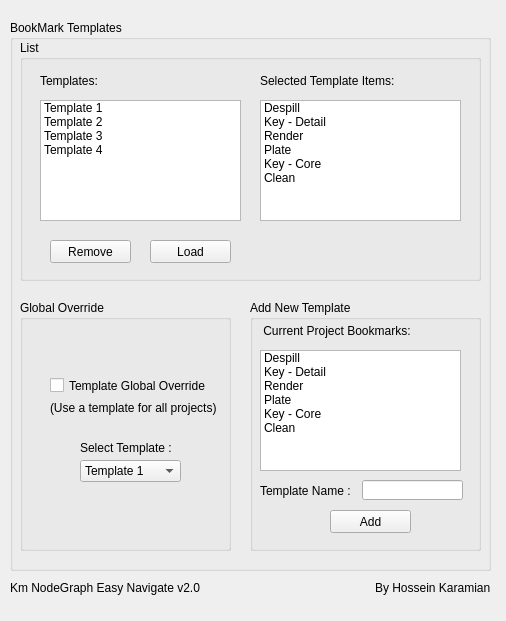
Above: Dev-Files/panel_v02 - Templates.ui from hkaramian/Km-NodeGraph-Easy-Navigate before the change. Below: the same form after it.
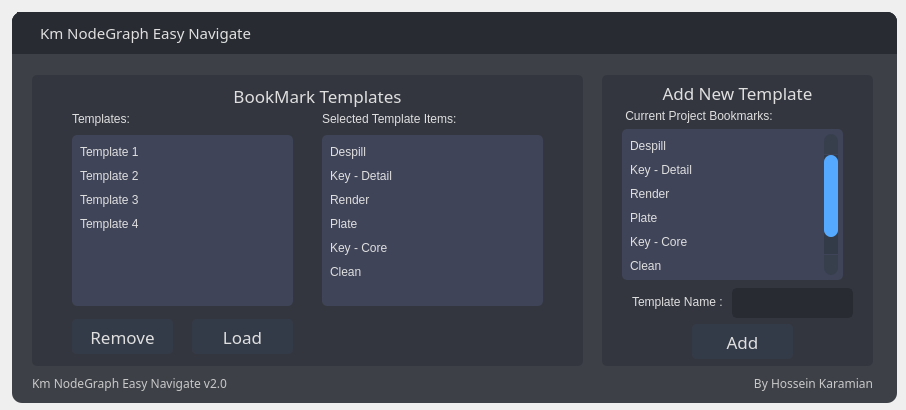
That is the form after the change. Icons and pictures are not drawn.

Patch:
```diff
--- a/Dev-Files/panel_v02 - Templates.ui
+++ b/Dev-Files/panel_v02 - Templates.ui
@@ -6,99 +6,589 @@
    <rect>
     <x>0</x>
     <y>0</y>
-    <width>506</width>
-    <height>621</height>
+    <width>906</width>
+    <height>410</height>
    </rect>
   </property>
   <property name="windowTitle">
    <string>Km NodeGraph Easy Navigate : BookMarks Templates</string>
   </property>
+  <property name="styleSheet">
+   <string notr="true">color: rgb(223, 223, 223);</string>
+  </property>
   <widget class="QWidget" name="centralwidget">
-   <widget class="QGroupBox" name="groupBox_5">
+   <widget class="QFrame" name="frame">
     <property name="geometry">
      <rect>
-      <x>10</x>
-      <y>20</y>
-      <width>481</width>
-      <height>551</height>
+      <x>12</x>
+      <y>12</y>
+      <width>885</width>
+      <height>391</height>
      </rect>
     </property>
-    <property name="title">
-     <string>BookMark Templates</string>
+    <property name="styleSheet">
+     <string notr="true">QFrame {
+	background-color: rgb(61, 64, 71);
+	border-radius : 10px;
+}
+
+/* LINE EDIT */
+QLineEdit {
+	background-color: rgb(40, 43, 50);
+	border-radius: 5px;
+	border: 2px solid rgb(40, 43, 50);
+}
+QLineEdit:hover {
+	border: 2px solid rgb(64, 71, 88);
+}
+QLineEdit:focus {
+	border: 2px solid rgb(91, 101, 124);
+}
+
+/* SCROLL BARS */
+QScrollBar:horizontal {
+    border: none;
+    background: rgb(52, 59, 72);
+    height: 14px;
+    margin: 0px 21px 0 21px;
+	border-radius: 0px;
+}
+QScrollBar::handle:horizontal {
+    background: rgb(85, 170, 255);
+    min-width: 25px;
+	border-radius: 7px
+}
+QScrollBar::add-line:horizontal {
+    border: none;
+    background: rgb(55, 63, 77);
+    width: 20px;
+	border-top-right-radius: 7px;
+    border-bottom-right-radius: 7px;
+    subcontrol-position: right;
+    subcontrol-origin: margin;
+}
+QScrollBar::sub-line:horizontal {
+    border: none;
+    background: rgb(55, 63, 77);
+    width: 20px;
+	border-top-left-radius: 7px;
+    border-bottom-left-radius: 7px;
+    subcontrol-position: left;
+    subcontrol-origin: margin;
+}
+QScrollBar::up-arrow:horizontal, QScrollBar::down-arrow:horizontal
+{
+     background: none;
+}
+QScrollBar::add-page:horizontal, QScrollBar::sub-page:horizontal
+{
+     background: none;
+}
+ QScrollBar:vertical {
+	border: none;
+    background: rgb(52, 59, 72);
+    width: 14px;
+    margin: 21px 0 21px 0;
+	border-radius: 0px;
+ }
+ QScrollBar::handle:vertical {	
+	background: rgb(85, 170, 255);
+    min-height: 25px;
+	border-radius: 7px
+ }
+ QScrollBar::add-line:vertical {
+     border: none;
+    background: rgb(55, 63, 77);
+     height: 20px;
+	border-bottom-left-radius: 7px;
+    border-bottom-right-radius: 7px;
+     subcontrol-position: bottom;
+     subcontrol-origin: margin;
+ }
+ QScrollBar::sub-line:vertical {
+	border: none;
+    background: rgb(55, 63, 77);
+     height: 20px;
+	border-top-left-radius: 7px;
+    border-top-right-radius: 7px;
+     subcontrol-position: top;
+     subcontrol-origin: margin;
+ }
+ QScrollBar::up-arrow:vertical, QScrollBar::down-arrow:vertical {
+     background: none;
+ }
+
+ QScrollBar::add-page:vertical, QScrollBar::sub-page:vertical {
+     background: none;
+ }
+
+/* CHECKBOX */
+QCheckBox::indicator {
+    border: 3px solid rgb(52, 59, 72);
+	width: 15px;
+	height: 15px;
+	border-radius: 10px;
+    background: rgb(44, 49, 60);
+}
+QCheckBox::indicator:hover {
+    border: 3px solid rgb(58, 66, 81);
+}
+QCheckBox::indicator:checked {
+    background: 3px solid rgb(52, 59, 72);
+	border: 3px solid rgb(52, 59, 72);	
+	background-image: url(../Km_NodeGraphEN/icons/cil-check-alt.png);
+}
+
+/* RADIO BUTTON */
+QRadioButton::indicator {
+    border: 3px solid rgb(52, 59, 72);
+	width: 15px;
+	height: 15px;
+	border-radius: 10px;
+    background: rgb(44, 49, 60);
+}
+QRadioButton::indicator:hover {
+    border: 3px solid rgb(58, 66, 81);
+}
+QRadioButton::indicator:checked {
+    background: 3px solid rgb(94, 106, 130);
+	border: 3px solid rgb(52, 59, 72);	
+}
+
+/* SLIDERS */
+QSlider::groove:horizontal {
+    border-radius: 9px;
+    height: 18px;
+	margin: 0px;
+	background-color: rgb(52, 59, 72);
+}
+QSlider::groove:horizontal:hover {
+	background-color: rgb(55, 62, 76);
+}
+QSlider::handle:horizontal {
+    background-color: rgb(255, 212, 95);
+    border: none;
+    height: 18px;
+    width: 18px;
+    margin: 0px;
+	border-radius: 9px;
+}
+QSlider::handle:horizontal:hover {
+    background-color: rgb(255, 222, 110);
+}
+QSlider::handle:horizontal:pressed {
+    background-color: rgb(255, 212, 95);
+}
+
+QSlider::groove:vertical {
+    border-radius: 9px;
+    width: 18px;
+    margin: 0px;
+	background-color: rgb(52, 59, 72);
+}
+QSlider::groove:vertical:hover {
+	background-color: rgb(55, 62, 76);
+}
+QSlider::handle:vertical {
+    background-color: rgb(85, 170, 255);
+	border: none;
+    height: 18px;
+    width: 18px;
+    margin: 0px;
+	border-radius: 9px;
+}
+QSlider::handle:vertical:hover {
+    background-color: rgb(105, 180, 255);
+}
+QSlider::handle:vertical:pressed {
+    background-color: rgb(65, 130, 195);
+}
+
+</string>
     </property>
-    <widget class="QGroupBox" name="groupBox_6">
+    <property name="frameShape">
+     <enum>QFrame::StyledPanel</enum>
+    </property>
+    <property name="frameShadow">
+     <enum>QFrame::Raised</enum>
+    </property>
+    <widget class="QFrame" name="frame_top_btns">
      <property name="geometry">
       <rect>
-       <x>10</x>
-       <y>20</y>
-       <width>461</width>
-       <height>241</height>
+       <x>0</x>
+       <y>0</y>
+       <width>885</width>
+       <height>42</height>
       </rect>
      </property>
-     <property name="title">
-      <string>List</string>
+     <property name="maximumSize">
+      <size>
+       <width>16777215</width>
+       <height>42</height>
+      </size>
      </property>
-     <widget class="QPushButton" name="pushButton_load">
-      <property name="geometry">
-       <rect>
-        <x>130</x>
-        <y>200</y>
-        <width>81</width>
-        <height>23</height>
-       </rect>
+     <property name="styleSheet">
+      <string notr="true">background-color: rgb(40, 43, 50);
+border-bottom-left-radius: 1px;
+border-bottom-right-radius: 1px;</string>
+     </property>
+     <property name="frameShape">
+      <enum>QFrame::NoFrame</enum>
+     </property>
+     <property name="frameShadow">
+      <enum>QFrame::Raised</enum>
+     </property>
+     <layout class="QHBoxLayout" name="horizontalLayout_4">
+      <property name="spacing">
+       <number>0</number>
       </property>
-      <property name="text">
-       <string>Load</string>
+      <property name="leftMargin">
+       <number>0</number>
       </property>
-     </widget>
+      <property name="topMargin">
+       <number>0</number>
+      </property>
+      <property name="rightMargin">
+       <number>0</number>
+      </property>
+      <property name="bottomMargin">
+       <number>0</number>
+      </property>
+      <item>
+       <widget class="QFrame" name="frame_label_top_btns">
+        <property name="sizePolicy">
+         <sizepolicy hsizetype="Expanding" vsizetype="Preferred">
+          <horstretch>0</horstretch>
+          <verstretch>0</verstretch>
+         </sizepolicy>
+        </property>
+        <property name="frameShape">
+         <enum>QFrame::NoFrame</enum>
+        </property>
+        <property name="frameShadow">
+         <enum>QFrame::Raised</enum>
+        </property>
+        <layout class="QHBoxLayout" name="horizontalLayout_10">
+         <property name="spacing">
+          <number>0</number>
+         </property>
+         <property name="leftMargin">
+          <number>5</number>
+         </property>
+         <property name="topMargin">
+          <number>0</number>
+         </property>
+         <property name="rightMargin">
+          <number>10</number>
+         </property>
+         <property name="bottomMargin">
+          <number>0</number>
+         </property>
+         <item>
+          <widget class="QLabel" name="label_16">
+           <property name="maximumSize">
+            <size>
+             <width>3</width>
+             <height>16777215</height>
+            </size>
+           </property>
+           <property name="text">
+            <string/>
+           </property>
+          </widget>
+         </item>
+         <item>
+          <widget class="QLabel" name="label_10">
+           <property name="minimumSize">
+            <size>
+             <width>20</width>
+             <height>0</height>
+            </size>
+           </property>
+           <property name="maximumSize">
+            <size>
+             <width>20</width>
+             <height>20</height>
+            </size>
+           </property>
+           <property name="text">
+            <string/>
+           </property>
+           <property name="pixmap">
+            <pixmap>../Km_NodeGraphEN/icons/cil-star.png</pixmap>
+           </property>
+           <property name="scaledContents">
+            <bool>true</bool>
+           </property>
+           <property name="alignment">
+            <set>Qt::AlignCenter</set>
+           </property>
+           <property name="margin">
+            <number>0</number>
+           </property>
+          </widget>
+         </item>
+         <item>
+          <widget class="QLabel" name="label_title_bar_top">
+           <property name="font">
+            <font>
+             <family>Segoe UI Semibold</family>
+             <pointsize>11</pointsize>
+             <weight>50</weight>
+             <bold>false</bold>
+            </font>
+           </property>
+           <property name="styleSheet">
+            <string notr="true">background: transparent;
+</string>
+           </property>
+           <property name="text">
+            <string>Km NodeGraph Easy Navigate</string>
+           </property>
+           <property name="margin">
+            <number>5</number>
+           </property>
+          </widget>
+         </item>
+        </layout>
+       </widget>
+      </item>
+      <item alignment="Qt::AlignRight">
+       <widget class="QFrame" name="frame_btns_right">
+        <property name="sizePolicy">
+         <sizepolicy hsizetype="Expanding" vsizetype="Preferred">
+          <horstretch>0</horstretch>
+          <verstretch>0</verstretch>
+         </sizepolicy>
+        </property>
+        <property name="maximumSize">
+         <size>
+          <width>120</width>
+          <height>16777215</height>
+         </size>
+        </property>
+        <property name="frameShape">
+         <enum>QFrame::NoFrame</enum>
+        </property>
+        <property name="frameShadow">
+         <enum>QFrame::Raised</enum>
+        </property>
+        <layout class="QHBoxLayout" name="horizontalLayout_5">
+         <property name="spacing">
+          <number>0</number>
+         </property>
+         <property name="leftMargin">
+          <number>0</number>
+         </property>
+         <property name="topMargin">
+          <number>0</number>
+         </property>
+         <property name="rightMargin">
+          <number>0</number>
+         </property>
+         <property name="bottomMargin">
+          <number>0</number>
+         </property>
+         <item>
+          <widget class="QPushButton" name="pushButton_minimize">
+           <property name="sizePolicy">
+            <sizepolicy hsizetype="Minimum" vsizetype="Expanding">
+             <horstretch>0</horstretch>
+             <verstretch>0</verstretch>
+            </sizepolicy>
+           </property>
+           <property name="minimumSize">
+            <size>
+             <width>40</width>
+             <height>0</height>
+            </size>
+           </property>
+           <property name="maximumSize">
+            <size>
+             <width>40</width>
+             <height>16777215</height>
+            </size>
+           </property>
+           <property name="toolTip">
+            <string>Minimize</string>
+           </property>
+           <property name="styleSheet">
+            <string notr="true">QPushButton {	
+	border: none;
+	background-color: transparent;
+}
+QPushButton:hover {
+	background-color: rgb(50, 55, 65);
+	border-radius : 0px;
+}
+QPushButton:pressed {	
+	background-color: rgb(40, 50, 62);
+}</string>
+           </property>
+           <property name="text">
+            <string/>
+           </property>
+           <property name="icon">
+            <iconset>
+             <normaloff>../Km_NodeGraphEN/icons/cil-window-minimize.png</normaloff>../Km_NodeGraphEN/icons/cil-window-minimize.png</iconset>
+           </property>
+          </widget>
+         </item>
+         <item>
+          <widget class="QPushButton" name="pushButton_close">
+           <property name="sizePolicy">
+            <sizepolicy hsizetype="Minimum" vsizetype="Expanding">
+             <horstretch>0</horstretch>
+             <verstretch>0</verstretch>
+            </sizepolicy>
+           </property>
+           <property name="minimumSize">
+            <size>
+             <width>40</width>
+             <height>0</height>
+            </size>
+           </property>
+           <property name="maximumSize">
+            <size>
+             <width>40</width>
+             <height>16777215</height>
+            </size>
+           </property>
+           <property name="toolTip">
+            <string>Close</string>
+           </property>
+           <property name="styleSheet">
+            <string notr="true">QPushButton {	
+	border: none;
+	background-color: transparent;
+}
+QPushButton:hover {
+	background-color: rgb(50, 55, 65);
+	border-top-right-radius: 10px;
+	border-top-left-radius: 0px;
+	border-bottom-left-radius: 0px;
+	border-bottom-right-radius: 0px;
+}
+QPushButton:pressed {	
+	background-color: rgb(40, 50, 62);
+}</string>
+           </property>
+           <property name="text">
+            <string/>
+           </property>
+           <property name="icon">
+            <iconset>
+             <normaloff>../Km_NodeGraphEN/icons/cil-x.png</normaloff>../Km_NodeGraphEN/icons/cil-x.png</iconset>
+           </property>
+          </widget>
+         </item>
+        </layout>
+       </widget>
+      </item>
+     </layout>
+    </widget>
+    <widget class="QFrame" name="frame_2">
+     <property name="geometry">
+      <rect>
+       <x>20</x>
+       <y>63</y>
+       <width>551</width>
+       <height>291</height>
+      </rect>
+     </property>
+     <property name="styleSheet">
+      <string notr="true">QFrame {
+background-color: rgb(51, 54, 63);
+border-radius: 5px;
+}
+QListWidget {
+	background-color: rgb(63, 68, 88);
+	border-radius: 5px;
+	padding: 5px;
+}
+QListWidget::item {
+padding: 5px;
+}
+QListWidget::item:hover {
+padding: 5px;
+	background-color: rgb(83, 89, 115);
+}
+QListWidget::item:selected {
+	padding: 5px;
+	background-color: rgb(83, 89, 115);
+	color: rgb(223, 223, 223);
+}</string>
+     </property>
+     <property name="frameShape">
+      <enum>QFrame::StyledPanel</enum>
+     </property>
+     <property name="frameShadow">
+      <enum>QFrame::Raised</enum>
+     </property>
      <widget class="QPushButton" name="pushButton_remove">
       <property name="geometry">
        <rect>
-        <x>30</x>
-        <y>200</y>
-        <width>81</width>
-        <height>23</height>
+        <x>40</x>
+        <y>244</y>
+        <width>101</width>
+        <height>35</height>
        </rect>
       </property>
+      <property name="font">
+       <font>
+        <family>Segoe UI Semibold</family>
+        <pointsize>13</pointsize>
+        <weight>50</weight>
+        <bold>false</bold>
+       </font>
+      </property>
+      <property name="styleSheet">
+       <string notr="true">QPushButton {
+	border: 2px solid rgb(52, 59, 72);
+	border-radius: 5px;	
+	background-color: rgb(52, 59, 72);
+	color: rgb(223, 223, 223);
+}
+QPushButton:hover {
+	background-color: rgb(57, 65, 80);
+	border: 2px solid rgb(57, 65, 80);
+}
+QPushButton:pressed {	
+	background-color: rgb(35, 40, 49);
+	border: 2px solid rgb(43, 50, 61);
+}</string>
+      </property>
       <property name="text">
        <string>Remove</string>
       </property>
      </widget>
-     <widget class="QListWidget" name="listWidget_templateList">
+     <widget class="QLabel" name="label_2">
       <property name="geometry">
        <rect>
-        <x>20</x>
-        <y>60</y>
-        <width>201</width>
-        <height>121</height>
+        <x>0</x>
+        <y>5</y>
+        <width>571</width>
+        <height>31</height>
        </rect>
       </property>
-      <item>
-       <property name="text">
-        <string>Template 1</string>
-       </property>
-      </item>
-      <item>
-       <property name="text">
-        <string>Template 2</string>
-       </property>
-      </item>
-      <item>
-       <property name="text">
-        <string>Template 3</string>
-       </property>
-      </item>
-      <item>
-       <property name="text">
-        <string>Template 4</string>
-       </property>
-      </item>
+      <property name="font">
+       <font>
+        <family>Segoe UI Semibold</family>
+        <pointsize>13</pointsize>
+       </font>
+      </property>
+      <property name="text">
+       <string>BookMark Templates</string>
+      </property>
+      <property name="alignment">
+       <set>Qt::AlignCenter</set>
+      </property>
      </widget>
      <widget class="QLabel" name="label_3">
       <property name="geometry">
        <rect>
-        <x>20</x>
-        <y>30</y>
+        <x>40</x>
+        <y>33</y>
         <width>61</width>
         <height>21</height>
        </rect>
@@ -107,51 +597,44 @@
        <string>Templates:</string>
       </property>
      </widget>
-     <widget class="QListWidget" name="listWidget_templateItems">
+     <widget class="QListWidget" name="listWidget_templateList">
       <property name="geometry">
        <rect>
-        <x>240</x>
+        <x>40</x>
         <y>60</y>
-        <width>201</width>
-        <height>121</height>
+        <width>221</width>
+        <height>171</height>
        </rect>
       </property>
+      <property name="styleSheet">
+       <string notr="true"/>
+      </property>
       <item>
        <property name="text">
-        <string>Despill</string>
+        <string>Template 1</string>
        </property>
       </item>
       <item>
        <property name="text">
-        <string>Key - Detail</string>
+        <string>Template 2</string>
        </property>
       </item>
       <item>
        <property name="text">
-        <string>Render</string>
+        <string>Template 3</string>
        </property>
       </item>
       <item>
        <property name="text">
-        <string>Plate</string>
-       </property>
-      </item>
-      <item>
-       <property name="text">
-        <string>Key - Core</string>
-       </property>
-      </item>
-      <item>
-       <property name="text">
-        <string>Clean</string>
+        <string>Template 4</string>
        </property>
       </item>
      </widget>
      <widget class="QLabel" name="label_8">
       <property name="geometry">
        <rect>
-        <x>240</x>
-        <y>30</y>
+        <x>290</x>
+        <y>33</y>
         <width>141</width>
         <height>21</height>
        </rect>
@@ -160,39 +643,217 @@
        <string>Selected Template Items:</string>
       </property>
      </widget>
+     <widget class="QListWidget" name="listWidget_templateItems">
+      <property name="geometry">
+       <rect>
+        <x>290</x>
+        <y>60</y>
+        <width>221</width>
+        <height>171</height>
+       </rect>
+      </property>
+      <item>
+       <property name="text">
+        <string>Despill</string>
+       </property>
+      </item>
+      <item>
+       <property name="text">
+        <string>Key - Detail</string>
+       </property>
+      </item>
+      <item>
+       <property name="text">
+        <string>Render</string>
+       </property>
+      </item>
+      <item>
+       <property name="text">
+        <string>Plate</string>
+       </property>
+      </item>
+      <item>
+       <property name="text">
+        <string>Key - Core</string>
+       </property>
+      </item>
+      <item>
+       <property name="text">
+        <string>Clean</string>
+       </property>
+      </item>
+     </widget>
+     <widget class="QPushButton" name="pushButton_load">
+      <property name="geometry">
+       <rect>
+        <x>160</x>
+        <y>244</y>
+        <width>101</width>
+        <height>35</height>
+       </rect>
+      </property>
+      <property name="font">
+       <font>
+        <family>Segoe UI Semibold</family>
+        <pointsize>13</pointsize>
+        <weight>50</weight>
+        <bold>false</bold>
+       </font>
+      </property>
+      <property name="styleSheet">
+       <string notr="true">QPushButton {
+	border: 2px solid rgb(52, 59, 72);
+	border-radius: 5px;	
+	background-color: rgb(52, 59, 72);
+	color: rgb(223, 223, 223);
+}
+QPushButton:hover {
+	background-color: rgb(57, 65, 80);
+	border: 2px solid rgb(57, 65, 80);
+}
+QPushButton:pressed {	
+	background-color: rgb(35, 40, 49);
+	border: 2px solid rgb(43, 50, 61);
+}</string>
+      </property>
+      <property name="text">
+       <string>Load</string>
+      </property>
+      <property name="icon">
+       <iconset>
+        <normaloff>../Km_NodeGraphEN/icons/cil-library-add.png</normaloff>../Km_NodeGraphEN/icons/cil-library-add.png</iconset>
+      </property>
+     </widget>
     </widget>
-    <widget class="QGroupBox" name="groupBox_4">
+    <widget class="QWidget" name="layoutWidget">
      <property name="geometry">
       <rect>
-       <x>240</x>
-       <y>280</y>
-       <width>231</width>
-       <height>251</height>
+       <x>20</x>
+       <y>353</y>
+       <width>841</width>
+       <height>36</height>
       </rect>
      </property>
-     <property name="title">
-      <string>Add New Template</string>
+     <layout class="QHBoxLayout" name="horizontalLayout_2" stretch="0,28,3">
+      <item>
+       <widget class="QLabel" name="label_plugins_version">
+        <property name="font">
+         <font>
+          <family>Segoe UI Semibold</family>
+         </font>
+        </property>
+        <property name="styleSheet">
+         <string notr="true">color: rgb(200, 200, 200);</string>
+        </property>
+        <property name="text">
+         <string>Km NodeGraph Easy Navigate v2.0</string>
+        </property>
+       </widget>
+      </item>
+      <item>
+       <spacer name="horizontalSpacer_4">
+        <property name="orientation">
+         <enum>Qt::Horizontal</enum>
+        </property>
+        <property name="sizeHint" stdset="0">
+         <size>
+          <width>40</width>
+          <height>20</height>
+         </size>
+        </property>
+       </spacer>
+      </item>
+      <item>
+       <layout class="QVBoxLayout" name="verticalLayout">
+        <item>
+         <widget class="QLabel" name="label_credit">
+          <property name="font">
+           <font>
+            <family>Segoe UI Semibold</family>
+           </font>
+          </property>
+          <property name="styleSheet">
+           <string notr="true">color: rgb(200, 200, 200);</string>
+          </property>
+          <property name="text">
+           <string>By Hossein Karamian</string>
+          </property>
+          <property name="alignment">
+           <set>Qt::AlignRight|Qt::AlignTrailing|Qt::AlignVCenter</set>
+          </property>
+         </widget>
+        </item>
+       </layout>
+      </item>
+     </layout>
+    </widget>
+    <widget class="QFrame" name="frame_4">
+     <property name="geometry">
+      <rect>
+       <x>590</x>
+       <y>63</y>
+       <width>271</width>
+       <height>291</height>
+      </rect>
      </property>
-     <widget class="QPushButton" name="pushButton_add">
+     <property name="styleSheet">
+      <string notr="true">QFrame {
+background-color: rgb(51, 54, 63);
+border-radius: 5px;
+}
+QListWidget {
+	background-color: rgb(63, 68, 88);
+	border-radius: 5px;
+	padding: 5px;
+}
+QListWidget::item {
+padding: 5px;
+}
+QListWidget::item:hover {
+padding: 5px;
+	background-color: rgb(83, 89, 115);
+}
+QListWidget::item:selected {
+	padding: 5px;
+	background-color: rgb(83, 89, 115);
+	color: rgb(223, 223, 223);
+}</string>
+     </property>
+     <property name="frameShape">
+      <enum>QFrame::StyledPanel</enum>
+     </property>
+     <property name="frameShadow">
+      <enum>QFrame::Raised</enum>
+     </property>
+     <widget class="QLabel" name="label_18">
       <property name="geometry">
        <rect>
-        <x>80</x>
-        <y>210</y>
-        <width>81</width>
-        <height>23</height>
+        <x>0</x>
+        <y>2</y>
+        <width>271</width>
+        <height>31</height>
        </rect>
       </property>
+      <property name="font">
+       <font>
+        <family>Segoe UI Semibold</family>
+        <pointsize>13</pointsize>
+       </font>
+      </property>
       <property name="text">
-       <string>Add</string>
+       <string>Add New Template</string>
+      </property>
+      <property name="alignment">
+       <set>Qt::AlignCenter</set>
       </property>
      </widget>
      <widget class="QListWidget" name="listWidget_newTemplateItems">
       <property name="geometry">
        <rect>
-        <x>10</x>
-        <y>50</y>
-        <width>201</width>
-        <height>121</height>
+        <x>20</x>
+        <y>54</y>
+        <width>221</width>
+        <height>151</height>
        </rect>
       </property>
       <item>
@@ -226,34 +887,11 @@
        </property>
       </item>
      </widget>
-     <widget class="QLineEdit" name="lineEdit_templateName">
-      <property name="geometry">
-       <rect>
-        <x>112</x>
-        <y>180</y>
-        <width>101</width>
-        <height>20</height>
-       </rect>
-      </property>
-     </widget>
-     <widget class="QLabel" name="label_4">
-      <property name="geometry">
-       <rect>
-        <x>10</x>
-        <y>180</y>
-        <width>101</width>
-        <height>21</height>
-       </rect>
-      </property>
-      <property name="text">
-       <string>Template Name :</string>
-      </property>
-     </widget>
      <widget class="QLabel" name="label_5">
       <property name="geometry">
        <rect>
-        <x>10</x>
-        <y>20</y>
+        <x>20</x>
+        <y>30</y>
         <width>181</width>
         <height>21</height>
        </rect>
@@ -262,132 +900,71 @@
        <string> Current Project Bookmarks:</string>
       </property>
      </widget>
-    </widget>
-    <widget class="QGroupBox" name="groupBox">
-     <property name="geometry">
-      <rect>
-       <x>10</x>
-       <y>280</y>
-       <width>211</width>
-       <height>251</height>
-      </rect>
-     </property>
-     <property name="title">
-      <string>Global Override</string>
-     </property>
-     <widget class="QLabel" name="label_7">
+     <widget class="QLabel" name="label_4">
       <property name="geometry">
        <rect>
         <x>30</x>
-        <y>100</y>
-        <width>181</width>
-        <height>16</height>
+        <y>216</y>
+        <width>101</width>
+        <height>21</height>
        </rect>
       </property>
       <property name="text">
-       <string>(Use a template for all projects)</string>
+       <string>Template Name :</string>
       </property>
      </widget>
-     <widget class="QCheckBox" name="checkBox_TemplateOverride">
+     <widget class="QLineEdit" name="lineEdit_templateName">
       <property name="geometry">
        <rect>
-        <x>30</x>
-        <y>70</y>
-        <width>181</width>
-        <height>31</height>
+        <x>130</x>
+        <y>213</y>
+        <width>121</width>
+        <height>30</height>
        </rect>
       </property>
-      <property name="text">
-       <string>Template Global Override</string>
-      </property>
      </widget>
-     <widget class="QComboBox" name="comboBox_TemplateOverride">
+     <widget class="QPushButton" name="pushButton_add">
       <property name="geometry">
        <rect>
-        <x>60</x>
-        <y>160</y>
+        <x>90</x>
+        <y>249</y>
         <width>101</width>
-        <height>22</height>
+        <height>35</height>
        </rect>
       </property>
-      <item>
-       <property name="text">
-        <string>Template 1</string>
-       </property>
-      </item>
-      <item>
-       <property name="text">
-        <string>Template 2</string>
-       </property>
-      </item>
-      <item>
-       <property name="text">
-        <string>Template 3</string>
-       </property>
-      </item>
-      <item>
-       <property name="text">
-        <string>Template 4</string>
-       </property>
-      </item>
-     </widget>
-     <widget class="QLabel" name="label_9">
-      <property name="geometry">
-       <rect>
-        <x>60</x>
-        <y>140</y>
-        <width>141</width>
-        <height>16</height>
-       </rect>
+      <property name="font">
+       <font>
+        <family>Segoe UI Semibold</family>
+        <pointsize>13</pointsize>
+        <weight>50</weight>
+        <bold>false</bold>
+       </font>
       </property>
+      <property name="styleSheet">
+       <string notr="true">QPushButton {
+	border: 2px solid rgb(52, 59, 72);
+	border-radius: 5px;	
+	background-color: rgb(52, 59, 72);
+	color: rgb(223, 223, 223);
+}
+QPushButton:hover {
+	background-color: rgb(57, 65, 80);
+	border: 2px solid rgb(57, 65, 80);
+}
+QPushButton:pressed {	
+	background-color: rgb(35, 40, 49);
+	border: 2px solid rgb(43, 50, 61);
+}</string>
+      </property>
       <property name="text">
-       <string>Select Template :</string>
+       <string>Add</string>
       </property>
      </widget>
     </widget>
-   </widget>
-   <widget class="QWidget" name="layoutWidget">
-    <property name="geometry">
-     <rect>
-      <x>10</x>
-      <y>570</y>
-      <width>481</width>
-      <height>36</height>
-     </rect>
-    </property>
-    <layout class="QHBoxLayout" name="horizontalLayout_2" stretch="3,28,3">
-     <item>
-      <widget class="QLabel" name="label_plugins_version">
-       <property name="text">
-        <string>Km NodeGraph Easy Navigate v2.0</string>
-       </property>
-      </widget>
-     </item>
-     <item>
-      <spacer name="horizontalSpacer_4">
-       <property name="orientation">
-        <enum>Qt::Horizontal</enum>
-       </property>
-       <property name="sizeHint" stdset="0">
-        <size>
-         <width>40</width>
-         <height>20</height>
-        </size>
-       </property>
-      </spacer>
-     </item>
-     <item>
-      <layout class="QVBoxLayout" name="verticalLayout">
-       <item>
-        <widget class="QLabel" name="label_credit">
-         <property name="text">
-          <string>By Hossein Karamian</string>
-         </property>
-        </widget>
-       </item>
-      </layout>
-     </item>
-    </layout>
+    <zorder>frame_top_btns</zorder>
+    <zorder>layoutWidget</zorder>
+    <zorder>frame_4</zorder>
+    <zorder>frame_2</zorder>
    </widget>
   </widget>
  </widget>
```
Left out of the diff: 8 changed lines with no effect on the pictures.
